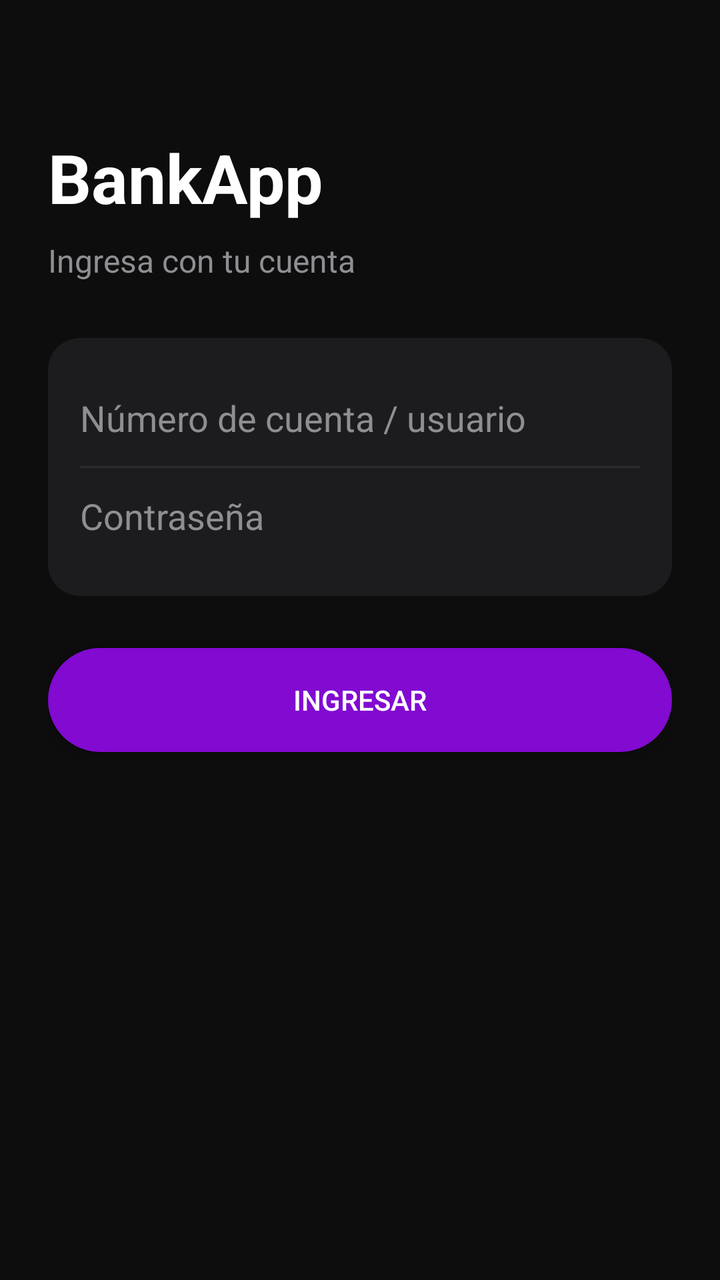
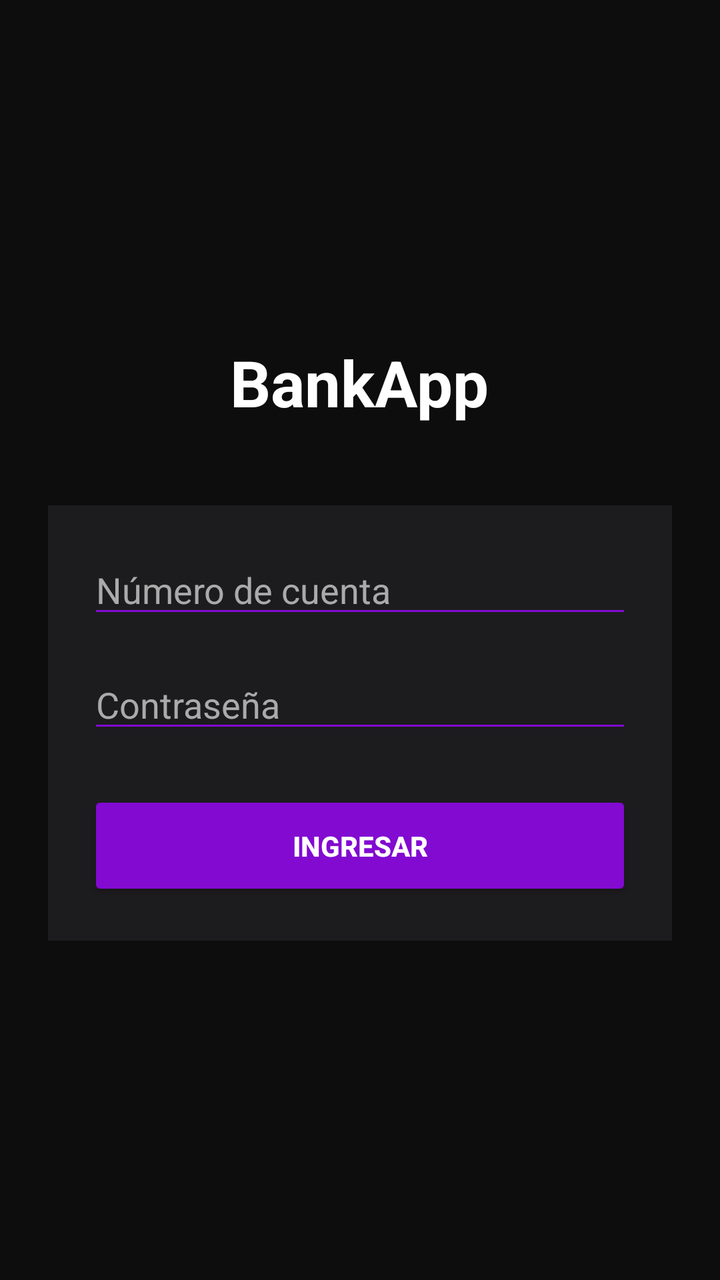

The first picture is an Android layout as it rendered before a commit; the second is the same layout after the commit. The layout source and the unified diff follow.
<!-- AndroidManifest.xml: application theme Theme.BankApp -->
<!-- res/layout/activity_login.xml -->
<?xml version="1.0" encoding="utf-8"?>
<LinearLayout xmlns:android="http://schemas.android.com/apk/res/android"
    android:layout_width="match_parent"
    android:layout_height="match_parent"
    android:orientation="vertical"
    android:background="@color/bg_dark"
    android:padding="24dp">

    <TextView
        android:layout_width="wrap_content"
        android:layout_height="wrap_content"
        android:text="BankApp"
        android:textColor="@color/text_primary"
        android:textSize="34sp"
        android:textStyle="bold"
        android:layout_marginTop="42dp"/>

    <TextView
        android:layout_width="wrap_content"
        android:layout_height="wrap_content"
        android:text="Ingresa con tu cuenta"
        android:textColor="@color/text_secondary"
        android:textSize="16sp"
        android:layout_marginTop="8dp"
        android:layout_marginBottom="28dp"/>

    <LinearLayout
        android:layout_width="match_parent"
        android:layout_height="wrap_content"
        android:background="@drawable/card_dark"
        android:orientation="vertical"
        android:padding="16dp">

        <EditText
            android:id="@+id/et_cuenta_usuario"
            android:layout_width="match_parent"
            android:layout_height="48dp"
            android:hint="Número de cuenta / usuario"
            android:textColor="@color/text_primary"
            android:textColorHint="@color/text_secondary"
            android:background="@android:color/transparent"
            android:inputType="text"/>

        <View
            android:layout_width="match_parent"
            android:layout_height="1dp"
            android:background="@color/divider_color"/>

        <EditText
            android:id="@+id/et_password"
            android:layout_width="match_parent"
            android:layout_height="48dp"
            android:hint="Contraseña"
            android:textColor="@color/text_primary"
            android:textColorHint="@color/text_secondary"
            android:background="@android:color/transparent"
            android:inputType="textPassword"/>
    </LinearLayout>

    <Button
        android:id="@+id/btn_ingresar"
        android:layout_width="match_parent"
        android:layout_height="52dp"
        android:text="Ingresar"
        android:textColor="@color/white"
        android:background="@drawable/btn_purple_rounded"
        android:layout_marginTop="26dp"/>

</LinearLayout>
<!-- resources referenced by this layout -->
<resources>
  <color name="bg_dark">#FF0D0D0D</color>
  <color name="divider_color">#FF2C2C2E</color>
  <color name="text_primary">#FFFFFFFF</color>
  <color name="text_secondary">#FF8E8E93</color>
  <color name="white">#FFFFFFFF</color>
  <!-- drawable btn_purple_rounded (drawable) -->
  <?xml version="1.0" encoding="utf-8"?>
  <shape xmlns:android="http://schemas.android.com/apk/res/android">
      <solid android:color="@color/purple_primary"/>
      <corners android:radius="28dp"/>
  </shape>
  <!-- drawable card_dark (drawable) -->
  <?xml version="1.0" encoding="utf-8"?>
  <shape xmlns:android="http://schemas.android.com/apk/res/android">
      <solid android:color="@color/bg_card"/>
      <corners android:radius="16dp"/>
  </shape>
  <style name="Theme.BankApp" parent="Theme.MaterialComponents.DayNight.NoActionBar">
          <item name="colorPrimary">@color/purple_primary</item>
          <item name="colorPrimaryVariant">@color/purple_dark</item>
          <item name="colorOnPrimary">@color/white</item>
          <item name="colorSurface">@color/bg_card</item>
          <item name="android:windowBackground">@color/bg_dark</item>
          <item name="android:statusBarColor">@color/bg_dark</item>
          <item name="android:navigationBarColor">@color/bg_dark</item>
      </style>
  <color name="purple_primary">#FF820AD1</color>
  <color name="bg_card">#FF1C1C1E</color>
  <color name="purple_dark">#FF5C0A9A</color>
</resources>

<!-- the commit's change to res/layout/activity_login.xml (unified diff, before → after) -->
@@ -3,67 +3,57 @@
     android:layout_width="match_parent"
     android:layout_height="match_parent"
     android:orientation="vertical"
+    android:padding="24dp"
     android:background="@color/bg_dark"
-    android:padding="24dp">
+    android:gravity="center">
 
     <TextView
         android:layout_width="wrap_content"
         android:layout_height="wrap_content"
         android:text="BankApp"
-        android:textColor="@color/text_primary"
-        android:textSize="34sp"
+        android:textColor="#FFFFFF"
+        android:textSize="32sp"
         android:textStyle="bold"
-        android:layout_marginTop="42dp"/>
-
-    <TextView
-        android:layout_width="wrap_content"
-        android:layout_height="wrap_content"
-        android:text="Ingresa con tu cuenta"
-        android:textColor="@color/text_secondary"
-        android:textSize="16sp"
-        android:layout_marginTop="8dp"
-        android:layout_marginBottom="28dp"/>
+        android:layout_marginBottom="40dp"/>
 
     <LinearLayout
         android:layout_width="match_parent"
         android:layout_height="wrap_content"
-        android:background="@drawable/card_dark"
         android:orientation="vertical"
-        android:padding="16dp">
+        android:background="@color/bg_card"
+        android:padding="20dp">
 
         <EditText
-            android:id="@+id/et_cuenta_usuario"
+            android:id="@+id/etUsuario"
             android:layout_width="match_parent"
-            android:layout_height="48dp"
-            android:hint="Número de cuenta / usuario"
-            android:textColor="@color/text_primary"
-            android:textColorHint="@color/text_secondary"
-            android:background="@android:color/transparent"
-            android:inputType="text"/>
-
-        <View
-            android:layout_width="match_parent"
-            android:layout_height="1dp"
-            android:background="@color/divider_color"/>
+            android:layout_height="wrap_content"
+            android:hint="Número de cuenta"
+            android:textColor="#FFFFFF"
+            android:textColorHint="#AAAAAA"
+            android:inputType="number"
+            android:backgroundTint="#FF820AD1"
+            android:layout_marginBottom="16dp"/>
 
         <EditText
-            android:id="@+id/et_password"
+            android:id="@+id/etPassword"
             android:layout_width="match_parent"
-            android:layout_height="48dp"
+            android:layout_height="wrap_content"
             android:hint="Contraseña"
-            android:textColor="@color/text_primary"
-            android:textColorHint="@color/text_secondary"
-            android:background="@android:color/transparent"
-            android:inputType="textPassword"/>
+            android:textColor="#FFFFFF"
+            android:textColorHint="#AAAAAA"
+            android:inputType="textPassword"
+            android:backgroundTint="#FF820AD1"
+            android:layout_marginBottom="24dp"/>
+
+        <Button
+            android:id="@+id/btnLogin"
+            android:layout_width="match_parent"
+            android:layout_height="55dp"
+            android:text="Ingresar"
+            android:textColor="#FFFFFF"
+            android:textStyle="bold"
+            android:backgroundTint="#FF820AD1"/>
+
     </LinearLayout>
 
-    <Button
-        android:id="@+id/btn_ingresar"
-        android:layout_width="match_parent"
-        android:layout_height="52dp"
-        android:text="Ingresar"
-        android:textColor="@color/white"
-        android:background="@drawable/btn_purple_rounded"
-        android:layout_marginTop="26dp"/>
-
 </LinearLayout>
<!-- resource entries referenced after the edit -->
@@ -1,22 +1,7 @@
 <!-- resources referenced by this layout -->
 <resources>
+  <color name="bg_card">#FF1C1C1E</color>
   <color name="bg_dark">#FF0D0D0D</color>
-  <color name="divider_color">#FF2C2C2E</color>
-  <color name="text_primary">#FFFFFFFF</color>
-  <color name="text_secondary">#FF8E8E93</color>
-  <color name="white">#FFFFFFFF</color>
-  <!-- drawable btn_purple_rounded (drawable) -->
-  <?xml version="1.0" encoding="utf-8"?>
-  <shape xmlns:android="http://schemas.android.com/apk/res/android">
-      <solid android:color="@color/purple_primary"/>
-      <corners android:radius="28dp"/>
-  </shape>
-  <!-- drawable card_dark (drawable) -->
-  <?xml version="1.0" encoding="utf-8"?>
-  <shape xmlns:android="http://schemas.android.com/apk/res/android">
-      <solid android:color="@color/bg_card"/>
-      <corners android:radius="16dp"/>
-  </shape>
   <style name="Theme.BankApp" parent="Theme.MaterialComponents.DayNight.NoActionBar">
           <item name="colorPrimary">@color/purple_primary</item>
           <item name="colorPrimaryVariant">@color/purple_dark</item>
@@ -27,7 +12,7 @@
           <item name="android:navigationBarColor">@color/bg_dark</item>
       </style>
   <color name="purple_primary">#FF820AD1</color>
-  <color name="bg_card">#FF1C1C1E</color>
   <color name="purple_dark">#FF5C0A9A</color>
+  <color name="white">#FFFFFFFF</color>
 </resources>
 
